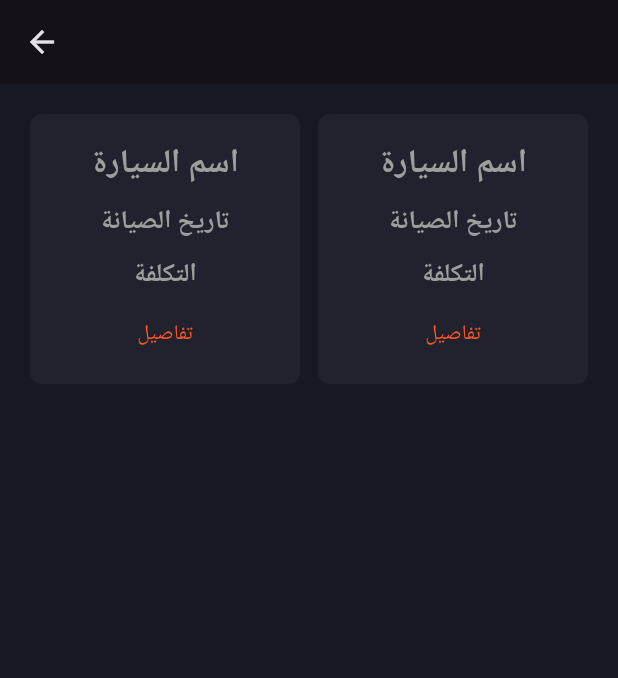
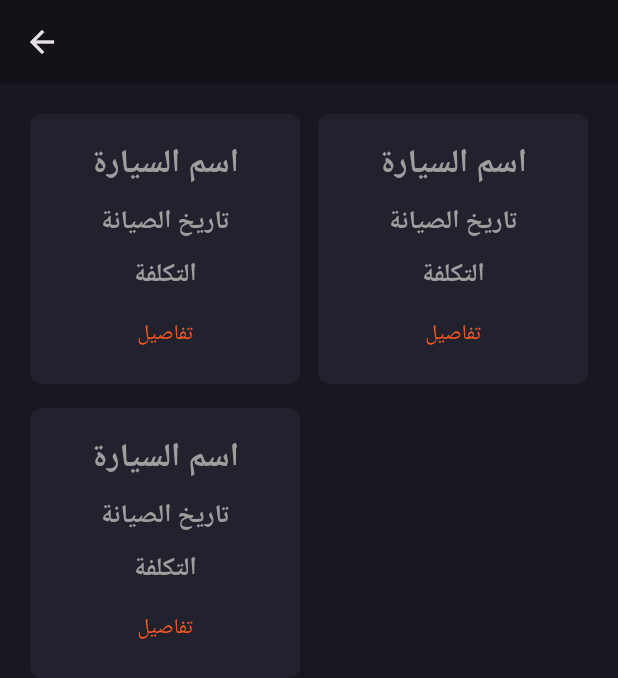
Before and after one commit to Moazzibrahim/nawlon, a Flutter app: the Maintainance screen opened directly with empty values, on a phone screen of 412 x 824 dp. Shown: the top 678 px of the screen. Run offline on Flutter 3.47's test engine with Material 3 defaults, Android fonts, the phone set to English and light mode, and no system bars; our stand-ins replace fl_chart, flutter_svg.

Commit message:
helwa kda elnharda

```diff
--- a/lib/pages/details/employees.dart
+++ b/lib/pages/details/employees.dart
@@ -1,5 +1,5 @@
 import 'package:flutter/material.dart';
-import 'package:flutter_dashboard/pages/details/widgets/employees_details.dart';
+import 'package:flutter_dashboard/model/employees_details.dart';
 import 'package:flutter_dashboard/responsive.dart';
 import 'package:flutter_dashboard/widgets/custom_card.dart';
 
@@ -37,7 +37,7 @@ class ManyEmployees extends StatelessWidget {
               crossAxisCount: Responsive.isMobile(context) ? 2 : 4,
               crossAxisSpacing: !Responsive.isMobile(context) ? 17 : 12,
               mainAxisSpacing: 16.0),
-          itemCount: 3,
+          itemCount: employeeslist.length,
           physics: const ScrollPhysics(),
           itemBuilder: (BuildContext context, int index) {
             return CustomCard(
--- a/lib/pages/details/maintainance.dart
+++ b/lib/pages/details/maintainance.dart
@@ -1,12 +1,15 @@
 // ignore_for_file: public_member_api_docs, sort_constructors_first
 import 'package:flutter/material.dart';
-import 'package:flutter_dashboard/pages/details/widgets/maintainance_details.dart';
+import 'package:flutter_dashboard/model/maintainance_details.dart';
+
 import 'package:flutter_dashboard/responsive.dart';
 import 'package:flutter_dashboard/widgets/custom_card.dart';
 
 class Maintainance extends StatelessWidget {
   final String title;
   final maintainanceDetailsList = [
+    Maintainancedetails(
+        name: "اسم السيارة", date: "تاريخ الصيانة", money: "التكلفة"),
     Maintainancedetails(
         name: "اسم السيارة", date: "تاريخ الصيانة", money: "التكلفة"),
     Maintainancedetails(
@@ -25,15 +28,21 @@ class Maintainance extends StatelessWidget {
       ),
       body: Padding(
         padding: const EdgeInsets.all(20),
+        child: SizedBox(
+          height: double.infinity,
+          width: double.infinity,
           child: GridView.builder(
             gridDelegate: SliverGridDelegateWithFixedCrossAxisCount(
               crossAxisCount: Responsive.isMobile(context) ? 2 : 4,
               crossAxisSpacing: !Responsive.isMobile(context) ? 17 : 12,
-              mainAxisSpacing: 16.0),
-          itemCount: 2,
-          physics: const ScrollPhysics(),
+              mainAxisSpacing: 16.0,
+            ),
+            itemCount: maintainanceDetailsList.length,
+            physics: const NeverScrollableScrollPhysics(),
+            shrinkWrap: true,
             itemBuilder: (BuildContext context, int index) {
               return CustomCard(
+                child: SingleChildScrollView(
                   child: Column(
                     crossAxisAlignment: CrossAxisAlignment.center,
                     mainAxisAlignment: MainAxisAlignment.center,
@@ -45,7 +54,8 @@ class Maintainance extends StatelessWidget {
                           style: const TextStyle(
                             color: Colors.grey,
                             fontSize: 22,
-                        fontWeight: FontWeight.bold),
+                            fontWeight: FontWeight.bold,
+                          ),
                         ),
                       ),
                       Padding(
@@ -55,7 +65,8 @@ class Maintainance extends StatelessWidget {
                           style: const TextStyle(
                             color: Colors.grey,
                             fontSize: 17,
-                        fontWeight: FontWeight.bold),
+                            fontWeight: FontWeight.bold,
+                          ),
                         ),
                       ),
                       Padding(
@@ -65,7 +76,8 @@ class Maintainance extends StatelessWidget {
                           style: const TextStyle(
                             color: Colors.grey,
                             fontSize: 17,
-                        fontWeight: FontWeight.bold),
+                            fontWeight: FontWeight.bold,
+                          ),
                         ),
                       ),
                       TextButton(
@@ -73,10 +85,14 @@ class Maintainance extends StatelessWidget {
                         child: const Text(
                           "تفاصيل",
                           style: TextStyle(color: Colors.deepOrange),
-                    ))
+                        ),
+                      ),
                     ],
-            ));
+                  ),
+                ),
+              );
             },
+          ),
         ),
       ),
     );
```
Also changed, not shown: lib/model/employees_details.dart (renamed from lib/pages/details/widgets/employees_details.dart), lib/model/maintainance_details.dart (renamed from lib/pages/details/widgets/maintainance_details.dart). Lines whose indentation alone changed are shown as unchanged.
